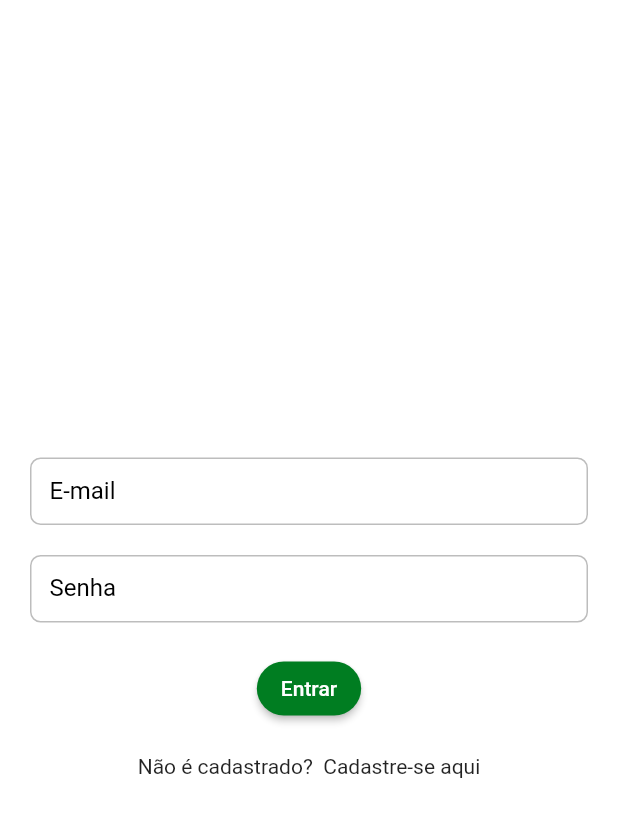
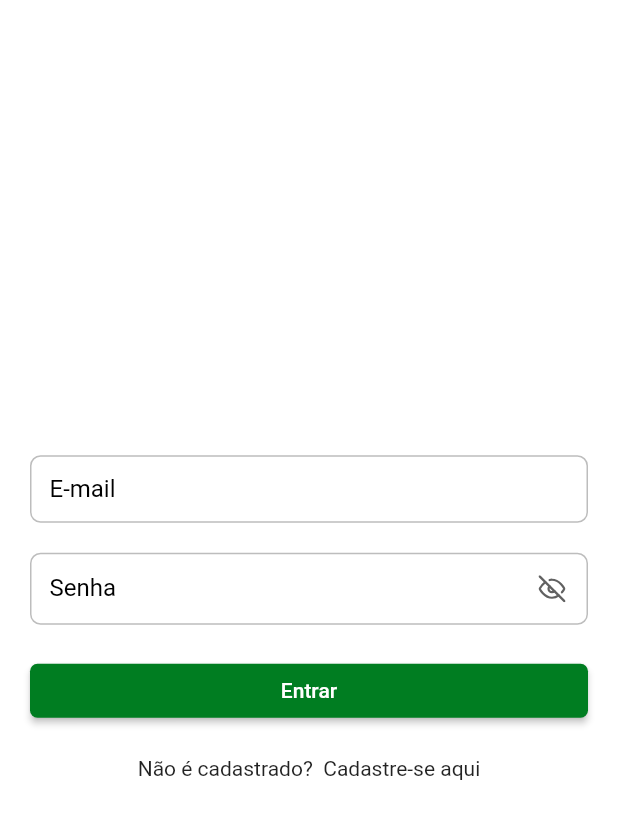
Before and after one commit to FilipeH14/twt_digital_movie, a Flutter app: the RegisterPage screen opened by its route, after a tap on an icon or button, on a phone screen of 412 x 824 dp. Shown: the top 819 px of the screen. Run offline on Flutter 3.47's test engine with Material 2 defaults, Android fonts, the phone set to English and light mode, and no system bars; our stand-ins replace bloc, dio, feather_icons, flutter_bloc, flutter_secure_storage; accounts and stored records are empty; Roboto replaces fonts that are missing (mplus1).

Commit message:
configure obscure  text on text fields

```diff
--- a/lib/app/core/ui/widgets/twt_button.dart
+++ b/lib/app/core/ui/widgets/twt_button.dart
@@ -12,14 +12,17 @@ class TwtButton extends StatelessWidget {
 
   @override
   Widget build(BuildContext context) {
-    return ElevatedButton(
-      style: ElevatedButton.styleFrom(
-        shape: RoundedRectangleBorder(
-          borderRadius: BorderRadius.circular(20),
+    return SizedBox(
+      width: MediaQuery.of(context).size.width,
+      child: ElevatedButton(
+        style: ElevatedButton.styleFrom(
+          shape: RoundedRectangleBorder(
+            borderRadius: BorderRadius.circular(5),
+          ),
         ),
+        onPressed: action,
+        child: Text(text),
       ),
-      onPressed: action,
-      child: Text(text),
     );
   }
 }
--- a/lib/app/core/ui/widgets/twt_input.dart
+++ b/lib/app/core/ui/widgets/twt_input.dart
@@ -1,24 +1,51 @@
+import 'package:feather_icons/feather_icons.dart';
 import 'package:flutter/material.dart';
 
-class TwtInput extends StatelessWidget {
+class TwtInput extends StatefulWidget {
   final String label;
   final TextEditingController controller;
+  final bool isObscure;
 
   const TwtInput({
     required this.label,
     required this.controller,
+    required this.isObscure,
     super.key,
   });
 
   @override
+  State<TwtInput> createState() => _TwtInputState();
+}
+
+class _TwtInputState extends State<TwtInput> {
+  late bool secretText;
+
+  @override
+  void initState() {
+    secretText = widget.isObscure;
+
+    super.initState();
+  }
+
+  @override
   Widget build(BuildContext context) {
     return TextFormField(
-      controller: controller,
+      controller: widget.controller,
+      obscureText: secretText,
       decoration: InputDecoration(
+        suffixIcon: widget.isObscure
+            ? IconButton(
+                icon: Icon(
+                  secretText ? FeatherIcons.eyeOff : FeatherIcons.eye,
+                  color: Colors.grey[700],
+                ),
+                onPressed: () => setState(() => secretText = !secretText),
+              )
+            : null,
         border: OutlineInputBorder(
-          borderRadius: BorderRadius.circular(30),
+          borderRadius: BorderRadius.circular(5),
         ),
-        labelText: label,
+        labelText: widget.label,
       ),
     );
   }
--- a/lib/app/modules/login/login_page.dart
+++ b/lib/app/modules/login/login_page.dart
@@ -68,11 +68,13 @@ class _LoginPageState extends State<LoginPage> {
                           TwtInput(
                             label: 'E-mail',
                             controller: _email,
+                            isObscure: false,
                           ),
                           const SizedBox(height: 20),
                           TwtInput(
                             label: 'Senha',
                             controller: _password,
+                            isObscure: true,
                           ),
                           const SizedBox(height: 20),
                           TwtButton(
--- a/lib/app/modules/register/register_page.dart
+++ b/lib/app/modules/register/register_page.dart
@@ -70,16 +70,19 @@ class _RegisterPageState extends State<RegisterPage> {
                           TwtInput(
                             label: 'E-mail',
                             controller: _email,
+                            isObscure: false,
                           ),
                           const SizedBox(height: 20),
                           TwtInput(
                             label: 'Senha',
                             controller: _password,
+                            isObscure: true,
                           ),
                           const SizedBox(height: 20),
                           TwtInput(
                             label: 'Nome',
                             controller: _name,
+                            isObscure: false,
                           ),
                           const SizedBox(height: 20),
                           TwtButton(
--- a/pubspec.yaml
+++ b/pubspec.yaml
@@ -35,6 +35,7 @@ dependencies:
   provider: ^6.0.5
   dio: ^5.1.2
   flutter_secure_storage: ^8.0.0
+  feather_icons: ^1.2.0
 
   # The following adds the Cupertino Icons font to your application.
   # Use with the CupertinoIcons class for iOS style icons.
```
Also changed, not shown: pubspec.lock.
